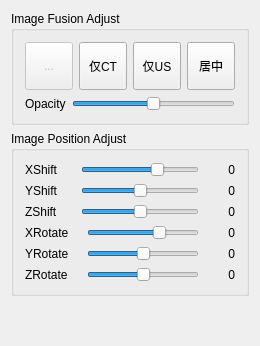
Qt form Libs/SurgeryNavigation/stkUltrasoundImageFusionWidget.ui (zpphigh/STK) before a commit.
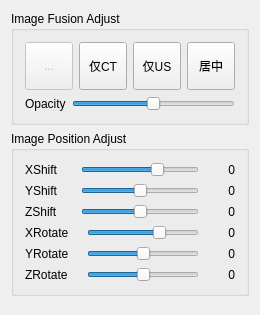
The same form after that commit. Icons and pictures are not drawn.

Commit message: ultrasoundtool observes the igt transform

```diff
--- a/Libs/SurgeryNavigation/stkUltrasoundImageFusionWidget.ui
+++ b/Libs/SurgeryNavigation/stkUltrasoundImageFusionWidget.ui
@@ -7,7 +7,7 @@
     <x>0</x>
     <y>0</y>
     <width>250</width>
-    <height>346</height>
+    <height>315</height>
    </rect>
   </property>
   <property name="windowTitle">
```
Left out of the diff: 3 changed lines with no effect on the pictures. The commit also changes 2 other files.
